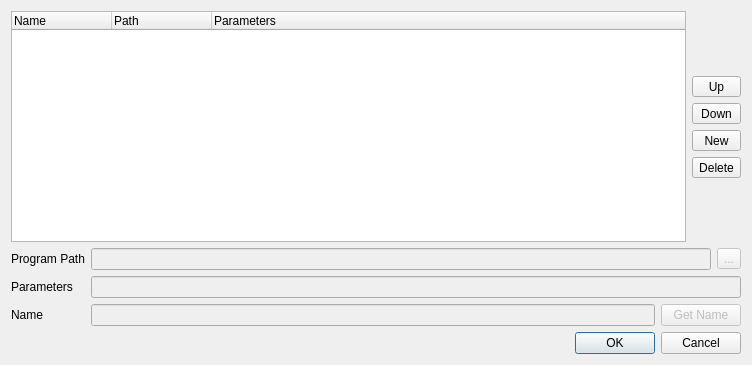
nullx002/mugo, file enginelistdialog.ui: the form before one commit.
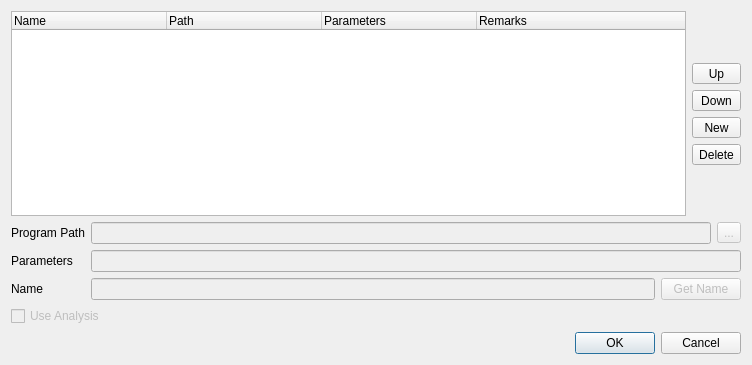
The form after the commit. Icons and pictures are not drawn.

```diff
--- a/enginelistdialog.ui
+++ b/enginelistdialog.ui
@@ -22,8 +22,14 @@
         <bool>false</bool>
        </property>
        <property name="columnCount">
-        <number>3</number>
+        <number>4</number>
        </property>
+       <attribute name="headerDefaultSectionSize">
+        <number>155</number>
+       </attribute>
+       <attribute name="headerDefaultSectionSize">
+        <number>155</number>
+       </attribute>
        <column>
         <property name="text">
          <string>Name</string>
@@ -39,6 +45,11 @@
          <string>Parameters</string>
         </property>
        </column>
+       <column>
+        <property name="text">
+         <string>Remarks</string>
+        </property>
+       </column>
       </widget>
      </item>
      <item>
@@ -221,6 +232,12 @@
          <property name="enabled">
           <bool>false</bool>
          </property>
+         <property name="sizePolicy">
+          <sizepolicy hsizetype="Minimum" vsizetype="Fixed">
+           <horstretch>0</horstretch>
+           <verstretch>0</verstretch>
+          </sizepolicy>
+         </property>
          <property name="text">
           <string>Get Name</string>
          </property>
@@ -230,6 +247,16 @@
      </item>
     </layout>
    </item>
+   <item>
+    <widget class="QCheckBox" name="analysisCheckBox">
+     <property name="enabled">
+      <bool>false</bool>
+     </property>
+     <property name="text">
+      <string>Use Analysis</string>
+     </property>
+    </widget>
+   </item>
    <item>
     <widget class="QDialogButtonBox" name="buttonBox">
      <property name="orientation">
```
Left out of the diff: 26 changed lines with no effect on the pictures.
